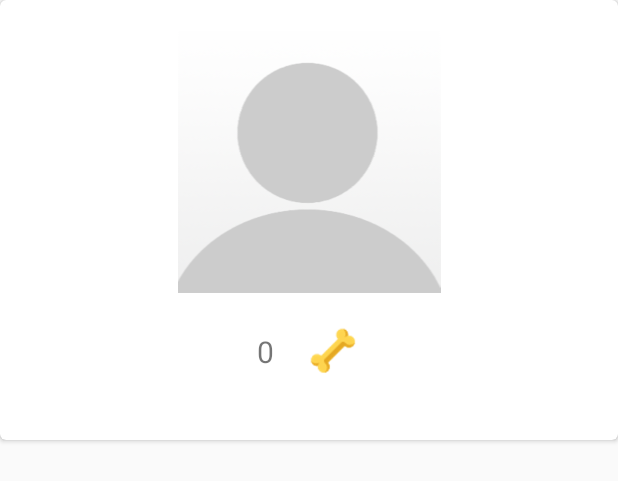
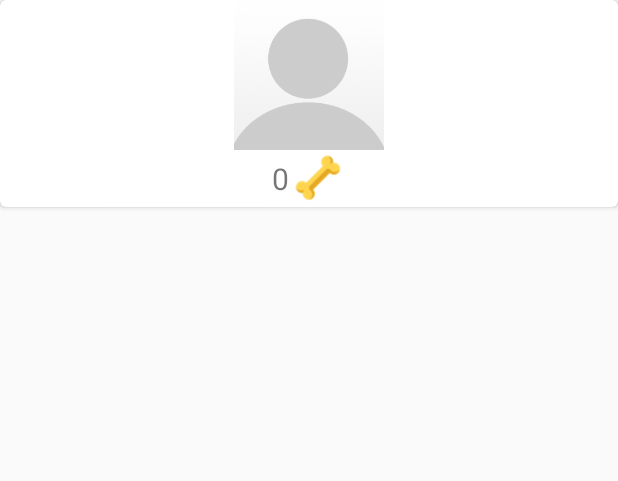
Before and after one commit to marwilc/coursera-android-C3T3, an Android app: the layout cardview_avatar2.xml on its own in the app's theme, with its tools: preview values and no code run, on a phone screen of 412 x 824 dp. Shown: the top 481 px of the screen. Run offline under Robolectric (Android 15) with nearby library versions, the phone set to English and light mode, and no system bars.

Commit message:
release ver 1.2

```diff
--- a/app/build.gradle
+++ b/app/build.gradle
@@ -37,5 +37,6 @@ dependencies {
     compile 'com.sun.mail:android-mail:1.5.5'
     compile 'com.sun.mail:android-activation:1.5.5'
     compile 'com.android.support:support-v4:25.3.1'
+    compile 'com.mikhaellopez:circularimageview:3.0.2'
     testCompile 'junit:junit:4.12'
 }
--- a/app/src/main/res/layout/cardview_avatar2.xml
+++ b/app/src/main/res/layout/cardview_avatar2.xml
@@ -13,14 +13,14 @@
         android:layout_width="match_parent"
         android:layout_height="wrap_content"
         android:orientation="vertical"
-        android:padding="@dimen/card_viewBotton"
         >
 
         <ImageView
             android:id="@+id/imgAvatarCv2"
-            android:layout_width="match_parent"
-            android:layout_height="wrap_content"
+            android:layout_width="100dp"
+            android:layout_height="100dp"
             android:src="@drawable/generic_avatar"
+            android:layout_gravity="center"
             />
 
 
@@ -28,8 +28,7 @@
             android:layout_width="match_parent"
             android:layout_height="wrap_content"
             android:orientation="horizontal"
-            android:gravity="center"
-            android:padding="@dimen/card_viewBotton">
+            android:gravity="center">
 
             <TextView
                 android:id="@+id/tvNumberCv2"
@@ -37,13 +36,12 @@
                 android:layout_height="wrap_content"
                 android:layout_gravity="center"
                 android:text="@string/likes"
-                android:textSize="@dimen/card_viewBotton"
+                android:textSize="20sp"
                 />
 
             <ImageView
                 android:id="@+id/ivIconCv2"
                 android:layout_gravity="center"
-                android:layout_marginLeft="@dimen/card_viewBotton"
                 android:layout_width="@dimen/img_button_dimen"
                 android:layout_height="@dimen/img_button_dimen"
                 android:background="@drawable/dog_bone_48"
```
Also changed, not shown: app/src/main/java/com/marwilc/myapp/adapters/ProfileAdapter.java (added, +65 -0 lines), app/src/main/java/com/marwilc/myapp/fragments/ProfileFragment.java (+25 -1 lines), app/src/main/res/layout/fragment_profile.xml (+9 -3 lines), 1 other file.
